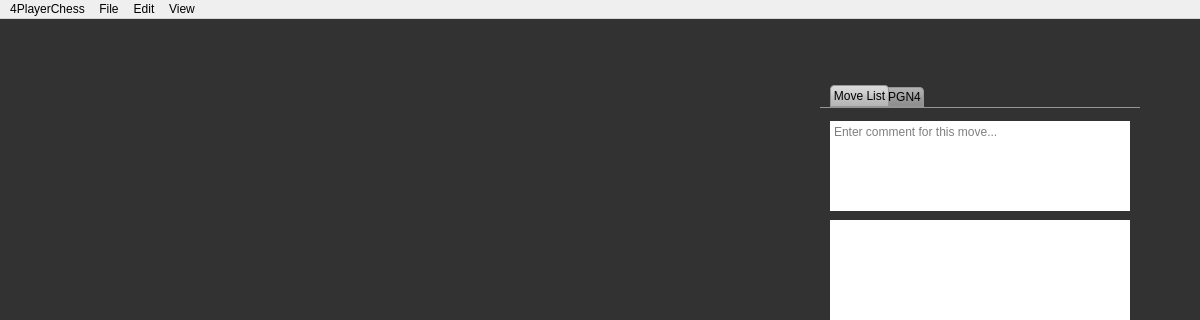
Above: ui/mainwindow.ui from GammaDeltaII/4PlayerChess before the change; both pictures show x 0 to 1200 and y 0 to 320 of the 1200 by 900 pixel window. Below: the same form after it.
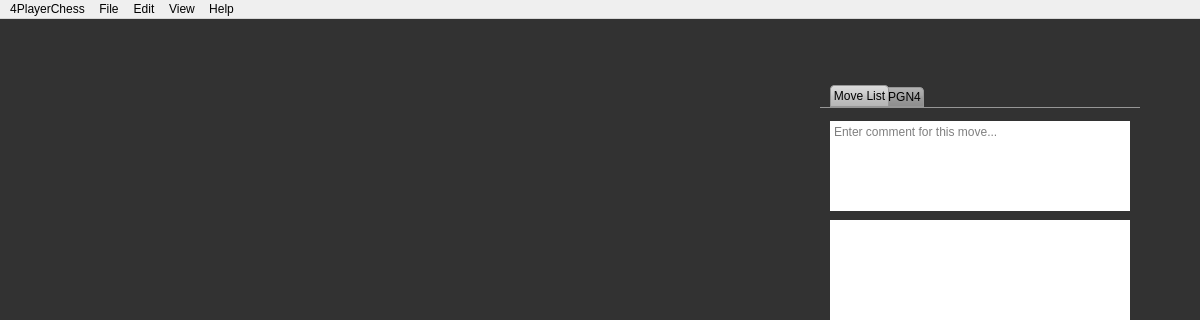
That is the form after the change. Custom widgets are drawn as their Qt base class.

Commit message: Added right-click promote variation in move list. Added different color arrows and square highlights with numeric key modifier and auto-change option. Added help menu with quick reference guide and link to GitHub issues. Changed lastMove() to go to last move of main line instead of variation. Changed About class to generic InfoDialog. Fixed bug that allowed drawing arrows outside board.

```diff
--- a/ui/mainwindow.ui
+++ b/ui/mainwindow.ui
@@ -827,10 +827,18 @@
     <addaction name="separator"/>
     <addaction name="actionQuit"/>
    </widget>
+   <widget class="QMenu" name="menuHelp">
+    <property name="title">
+     <string>Help</string>
+    </property>
+    <addaction name="actionQuick_Reference"/>
+    <addaction name="actionReport_Bug"/>
+   </widget>
    <addaction name="menu4PlayerChess"/>
    <addaction name="menuFile"/>
    <addaction name="menuEdit"/>
    <addaction name="menuView"/>
+   <addaction name="menuHelp"/>
   </widget>
   <widget class="QStatusBar" name="statusbar">
    <property name="styleSheet">
```
Left out of the diff: 36 changed lines with no effect on the pictures. The commit also changes 11 other files.
